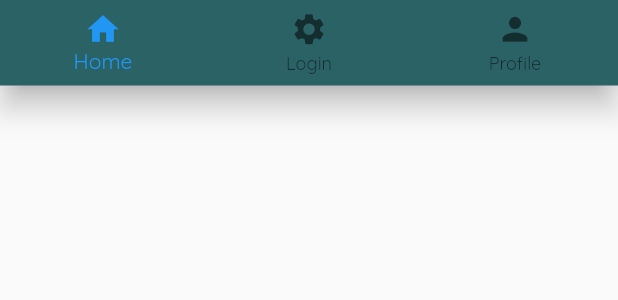
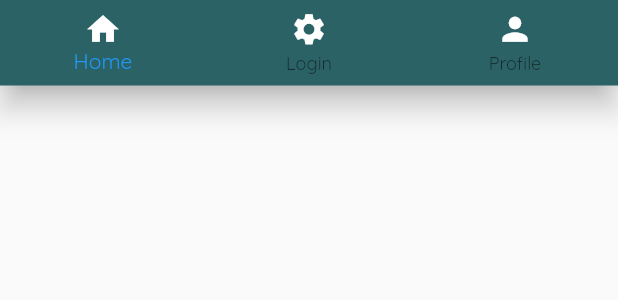
Before and after one commit to SoumishDas/entrego, a Flutter app: the NavINV widget shown alone on an empty page, opened directly, on a phone screen of 412 x 824 dp. Shown: the top 300 px of the screen. Run offline on Flutter 3.47's test engine with Material 2 defaults, Android fonts, the phone set to English and light mode, and no system bars; our stand-ins replace cloud_firestore, firebase_auth, firebase_core, google_fonts, google_sign_in, image_picker and 1 more; missing offline and left inert: dart:ffi; accounts and stored records are empty.

Commit message:
The 2nd Day Last commit

```diff
--- a/lib/pages/homeINV/navbarINV.dart
+++ b/lib/pages/homeINV/navbarINV.dart
@@ -34,20 +34,27 @@ class _NavINVState extends State<NavINV> {
       }),
       items: const [
         BottomNavigationBarItem(
-          icon: Icon(Icons.home),
-          backgroundColor: Colors.white,
+          icon: Icon(
+            Icons.home,
+            color: Colors.white,
+          ),
           label: "Home",
         ),
         BottomNavigationBarItem(
-          icon: Icon(Icons.settings),
-          backgroundColor: Colors.white,
+          icon: Icon(
+            Icons.settings,
+            color: Colors.white,
+          ),
           label: "Login",
         ),
         BottomNavigationBarItem(
-          icon: Icon(Icons.person),
+          icon: Icon(
+            Icons.person,
+            color: Colors.white,
+          ),
           backgroundColor: Colors.white,
           label: "Profile",
-        ),
+        )
       ],
     );
   }
--- a/lib/utils/MyRoutes.dart
+++ b/lib/utils/MyRoutes.dart
@@ -27,7 +27,7 @@ class MyRoutes {
   Map<String, Widget Function(BuildContext)> getRoutes(BuildContext context) {
     return {
       // initialPage: (context) => const FirstPage(),
-      initialPage: (context) => ProductDetailsPage(),
+      initialPage: (context) => const homeEP(),
       ideapage: (context) => ProductDetailsPage(),
       homeEPPage: (context) => const homeEP(),
       homeINVPage: (context) => const homeINV(),
```
Also changed, not shown: lib/pages/homeEP/homeEP.dart (+78 -27 lines), lib/pages/homeEP/navbarEP.dart (+13 -6 lines).
